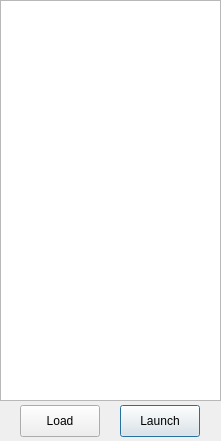
andrikpowell/nyan-launcher, file src/historylist.ui: the form before one commit.
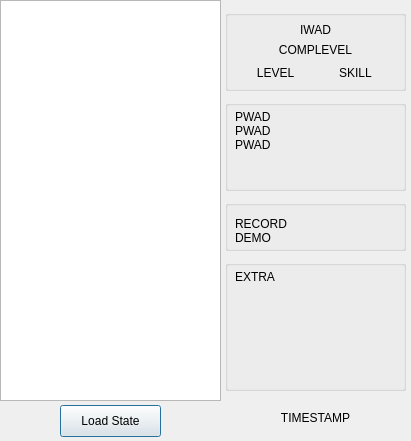
The form after the commit. Icons and pictures are not drawn.

```diff
--- a/src/historylist.ui
+++ b/src/historylist.ui
@@ -6,22 +6,10 @@
    <rect>
     <x>0</x>
     <y>0</y>
-    <width>221</width>
+    <width>411</width>
     <height>441</height>
    </rect>
   </property>
-  <property name="minimumSize">
-   <size>
-    <width>221</width>
-    <height>441</height>
-   </size>
-  </property>
-  <property name="maximumSize">
-   <size>
-    <width>221</width>
-    <height>441</height>
-   </size>
-  </property>
   <property name="windowTitle">
    <string>History</string>
   </property>
@@ -50,35 +38,227 @@
   <widget class="QPushButton" name="load_pushButton">
    <property name="geometry">
     <rect>
-     <x>20</x>
+     <x>60</x>
      <y>405</y>
-     <width>80</width>
+     <width>101</width>
      <height>32</height>
     </rect>
    </property>
    <property name="text">
-    <string>Load</string>
-   </property>
-   <property name="default">
-    <bool>false</bool>
-   </property>
-  </widget>
-  <widget class="QPushButton" name="launch_pushButton">
-   <property name="geometry">
-    <rect>
-     <x>120</x>
-     <y>405</y>
-     <width>80</width>
-     <height>32</height>
-    </rect>
-   </property>
-   <property name="text">
-    <string>Launch</string>
+    <string>Load State</string>
    </property>
    <property name="default">
     <bool>true</bool>
    </property>
   </widget>
+  <widget class="QLabel" name="timestamp_label">
+   <property name="geometry">
+    <rect>
+     <x>240</x>
+     <y>410</y>
+     <width>151</width>
+     <height>16</height>
+    </rect>
+   </property>
+   <property name="text">
+    <string>TIMESTAMP</string>
+   </property>
+   <property name="alignment">
+    <set>Qt::AlignCenter</set>
+   </property>
+  </widget>
+  <widget class="QGroupBox" name="groupBox">
+   <property name="geometry">
+    <rect>
+     <x>225</x>
+     <y>10</y>
+     <width>181</width>
+     <height>81</height>
+    </rect>
+   </property>
+   <property name="title">
+    <string/>
+   </property>
+   <widget class="QLabel" name="iwad_label">
+    <property name="geometry">
+     <rect>
+      <x>0</x>
+      <y>10</y>
+      <width>181</width>
+      <height>20</height>
+     </rect>
+    </property>
+    <property name="text">
+     <string>IWAD</string>
+    </property>
+    <property name="alignment">
+     <set>Qt::AlignCenter</set>
+    </property>
+   </widget>
+   <widget class="QLabel" name="complevel_label">
+    <property name="geometry">
+     <rect>
+      <x>0</x>
+      <y>30</y>
+      <width>181</width>
+      <height>20</height>
+     </rect>
+    </property>
+    <property name="text">
+     <string>COMPLEVEL</string>
+    </property>
+    <property name="alignment">
+     <set>Qt::AlignCenter</set>
+    </property>
+   </widget>
+   <widget class="QLabel" name="level_label">
+    <property name="geometry">
+     <rect>
+      <x>20</x>
+      <y>55</y>
+      <width>61</width>
+      <height>16</height>
+     </rect>
+    </property>
+    <property name="text">
+     <string>LEVEL</string>
+    </property>
+    <property name="alignment">
+     <set>Qt::AlignCenter</set>
+    </property>
+   </widget>
+   <widget class="QLabel" name="difficulty_label">
+    <property name="geometry">
+     <rect>
+      <x>100</x>
+      <y>55</y>
+      <width>61</width>
+      <height>16</height>
+     </rect>
+    </property>
+    <property name="text">
+     <string>SKILL</string>
+    </property>
+    <property name="alignment">
+     <set>Qt::AlignCenter</set>
+    </property>
+   </widget>
+  </widget>
+  <widget class="QGroupBox" name="groupBox_2">
+   <property name="geometry">
+    <rect>
+     <x>225</x>
+     <y>100</y>
+     <width>181</width>
+     <height>91</height>
+    </rect>
+   </property>
+   <property name="title">
+    <string/>
+   </property>
+   <widget class="QLabel" name="pwads_label">
+    <property name="geometry">
+     <rect>
+      <x>10</x>
+      <y>10</y>
+      <width>161</width>
+      <height>71</height>
+     </rect>
+    </property>
+    <property name="text">
+     <string>PWAD
+PWAD
+PWAD</string>
+    </property>
+    <property name="alignment">
+     <set>Qt::AlignLeading|Qt::AlignLeft|Qt::AlignTop</set>
+    </property>
+   </widget>
+  </widget>
+  <widget class="QGroupBox" name="groupBox_3">
+   <property name="geometry">
+    <rect>
+     <x>225</x>
+     <y>200</y>
+     <width>181</width>
+     <height>51</height>
+    </rect>
+   </property>
+   <property name="title">
+    <string/>
+   </property>
+   <widget class="QLabel" name="demo_label">
+    <property name="geometry">
+     <rect>
+      <x>10</x>
+      <y>10</y>
+      <width>161</width>
+      <height>41</height>
+     </rect>
+    </property>
+    <property name="text">
+     <string>RECORD
+DEMO</string>
+    </property>
+    <property name="alignment">
+     <set>Qt::AlignLeading|Qt::AlignLeft|Qt::AlignVCenter</set>
+    </property>
+   </widget>
+  </widget>
+  <widget class="QGroupBox" name="groupBox_4">
+   <property name="geometry">
+    <rect>
+     <x>225</x>
+     <y>260</y>
+     <width>181</width>
+     <height>131</height>
+    </rect>
+   </property>
+   <property name="title">
+    <string/>
+   </property>
+   <widget class="QLabel" name="extra_label">
+    <property name="geometry">
+     <rect>
+      <x>10</x>
+      <y>10</y>
+      <width>161</width>
+      <height>111</height>
+     </rect>
+    </property>
+    <property name="text">
+     <string>EXTRA</string>
+    </property>
+    <property name="alignment">
+     <set>Qt::AlignLeading|Qt::AlignLeft|Qt::AlignTop</set>
+    </property>
+    <property name="wordWrap">
+     <bool>true</bool>
+    </property>
+   </widget>
+  </widget>
+  <widget class="QPushButton" name="reload_pushButton">
+   <property name="geometry">
+    <rect>
+     <x>10</x>
+     <y>407</y>
+     <width>26</width>
+     <height>26</height>
+    </rect>
+   </property>
+   <property name="styleSheet">
+    <string notr="true">QPushButton{
+image: url(:/pngs/pngs/reload.png);
+border-radius:10px;
+}
+QPushButton::pressed{
+	background-color: rgb(127, 129, 129);
+}</string>
+   </property>
+   <property name="text">
+    <string/>
+   </property>
+  </widget>
  </widget>
  <resources/>
  <connections/>
```
